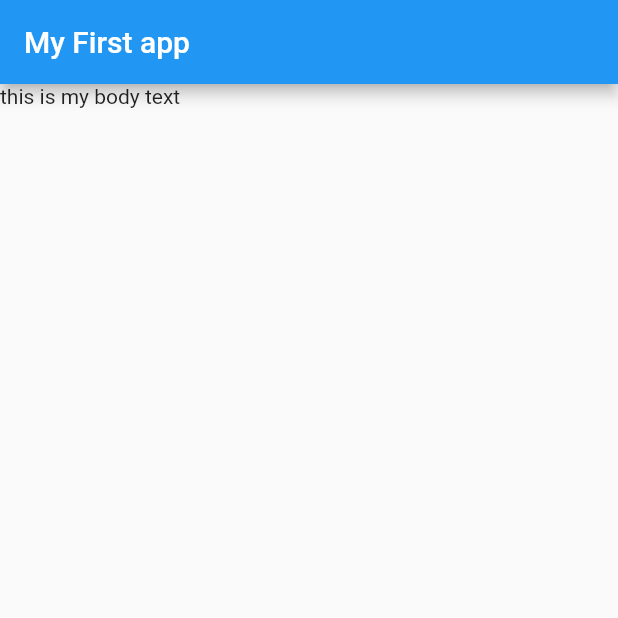
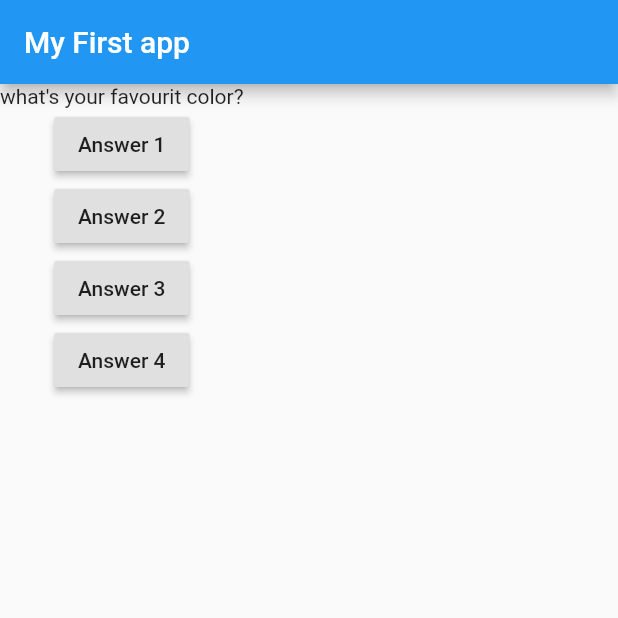
Before and after one commit to Anassedemnati/QuizzApp, a Flutter app: the screen it shows after launch, on a phone screen of 412 x 824 dp, the top half of it. Run offline on Flutter 3.47's test engine with Material 2 defaults, Android fonts, the phone set to English and light mode, and no system bars.

Commit message:
state less RaisedeButton

```diff
--- a/lib/main.dart
+++ b/lib/main.dart
@@ -1,18 +1,52 @@
+import 'package:flutter/material.dart';
 
-import 'package:flutter/material.dart';
 // void main(){
 //   runApp(MyApp());
 // }
-void main()=> runApp(MyApp());
+void main() => runApp(MyApp());
 
-
-class MyApp extends StatelessWidget{
-  @override
-  Widget build(BuildContext context){
-    return MaterialApp(home: Scaffold(
-      appBar: AppBar(title: Text('My First app'),),
-      body: Text('this is my body text'),
-    ),);
+class MyApp extends StatelessWidget {
+  var questionIndex = 0;
+  void answearQuestion() {
+    questionIndex = questionIndex + 1;
+    print(questionIndex);
   }
 
+  @override
+  Widget build(BuildContext context) {
+    var question = [
+      'what\'s your favourit color?',
+      'what\'s your favourit color?',
+    ];
+    return MaterialApp(
+      home: Scaffold(
+        appBar: AppBar(
+          title: Text('My First app'),
+        ),
+        body: Column(
+          children: [
+            Text(question[questionIndex]),
+            RaisedButton(
+              child: Text('Answer 1'),
+              onPressed: answearQuestion,
+            ),
+            RaisedButton(
+              child: Text('Answer 2'),
+              onPressed: () => print('Answer 2 chosen!'),
+            ),
+            RaisedButton(
+              child: Text('Answer 3'),
+              onPressed: () {
+                print('Answer 3 chosen!');
+              },
+            ),
+            RaisedButton(
+              child: Text('Answer 4'),
+              onPressed: answearQuestion,
+            ),
+          ],
+        ),
+      ),
+    );
+  }
 }
```
